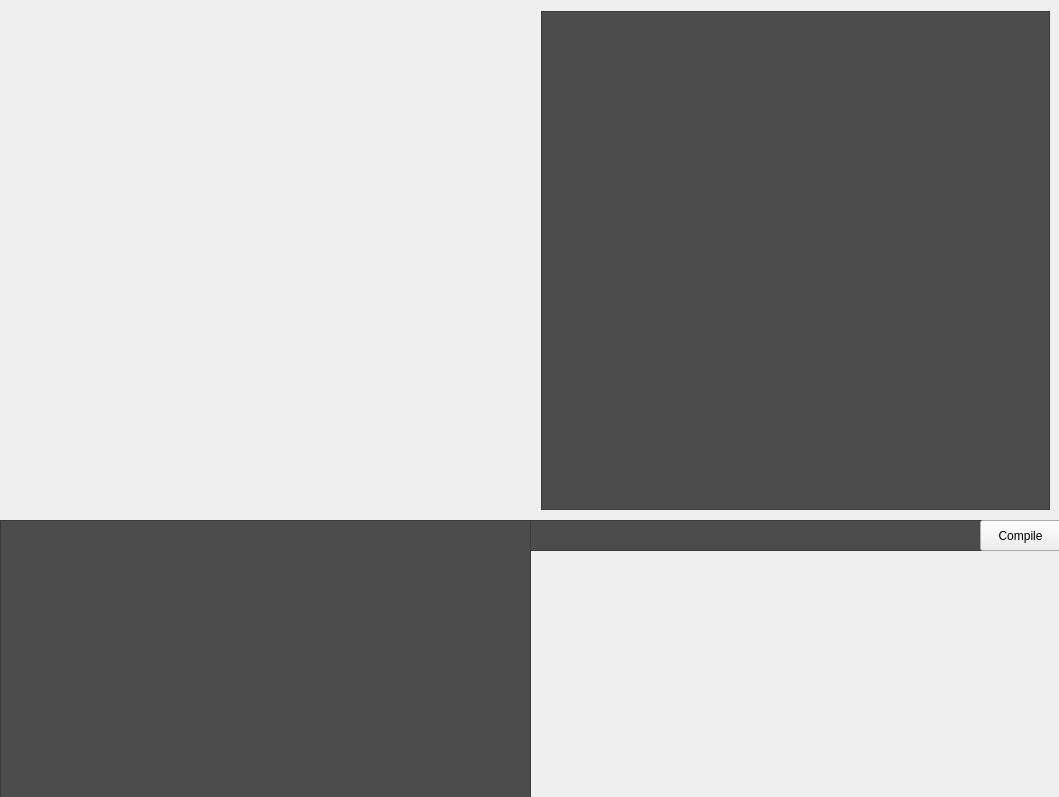
Chylix/ShaderTool, file ShaderTool/ShaderToolMain.ui: the form before one commit.
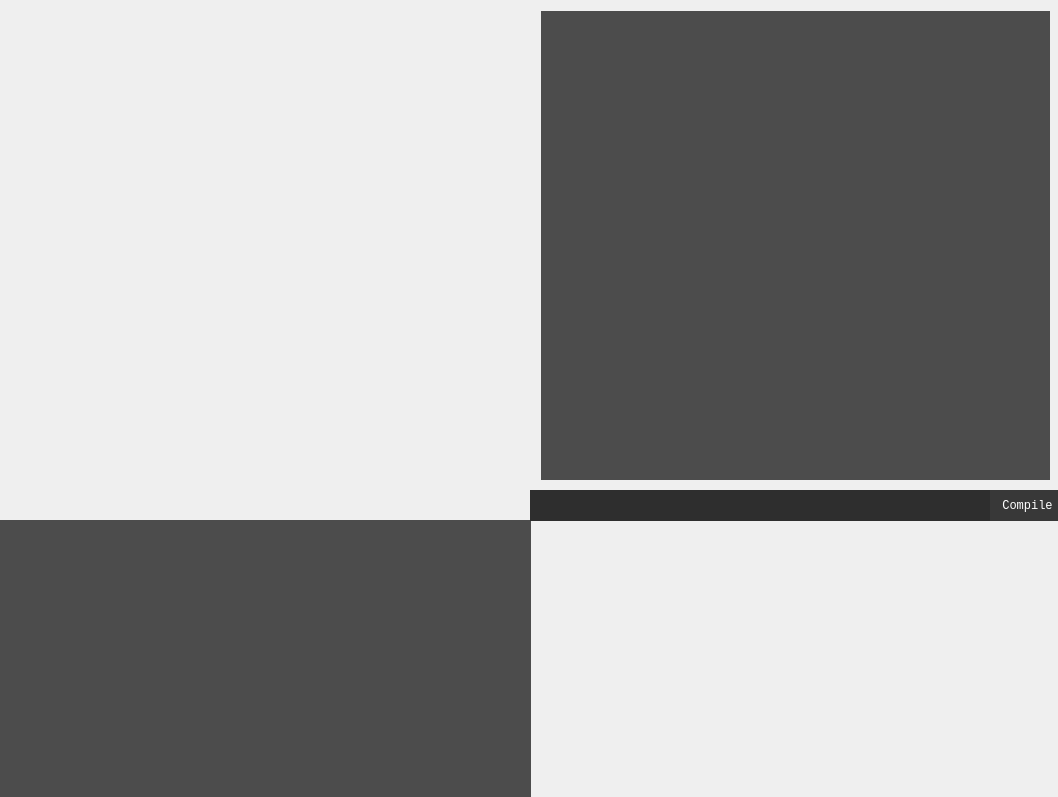
The form after the commit. Custom widgets are drawn as their Qt base class.

Commit message: -R | Overall  improvement to the UI colors  and layout -F | Support texture slots

Patch:
```diff
--- a/ShaderTool/ShaderToolMain.ui
+++ b/ShaderTool/ShaderToolMain.ui
@@ -6,27 +6,26 @@
    <rect>
     <x>0</x>
     <y>0</y>
-    <width>1059</width>
+    <width>1058</width>
     <height>797</height>
    </rect>
   </property>
+  <property name="sizePolicy">
+   <sizepolicy hsizetype="Fixed" vsizetype="Fixed">
+    <horstretch>0</horstretch>
+    <verstretch>0</verstretch>
+   </sizepolicy>
+  </property>
   <property name="windowTitle">
    <string>CShaderToolMain</string>
   </property>
+  <property name="windowOpacity">
+   <double>1.000000000000000</double>
+  </property>
+  <property name="styleSheet">
+   <string notr="true"/>
+  </property>
   <widget class="QWidget" name="centralWidget">
-   <widget class="QPushButton" name="compileButton">
-    <property name="geometry">
-     <rect>
-      <x>980</x>
-      <y>520</y>
-      <width>81</width>
-      <height>31</height>
-     </rect>
-    </property>
-    <property name="text">
-     <string>Compile</string>
-    </property>
-   </widget>
    <widget class="QWidget" name="gridLayoutWidget">
     <property name="geometry">
      <rect>
@@ -36,9 +35,9 @@
       <height>541</height>
      </rect>
     </property>
-    <layout class="QGridLayout" name="gridLayout">
+    <layout class="QGridLayout" name="viewportLayout">
      <item row="1" column="0">
-      <widget class="D3DRenderWidget" name="widget" native="true">
+      <widget class="D3DRenderWidget" name="viewport" native="true">
        <property name="enabled">
         <bool>true</bool>
        </property>
@@ -52,7 +51,7 @@
       <x>530</x>
       <y>0</y>
       <width>531</width>
-      <height>521</height>
+      <height>491</height>
      </rect>
     </property>
     <layout class="QGridLayout" name="gridLayout_2">
@@ -62,6 +61,7 @@
         <string notr="true">.QLineEdit, .QPlainTextEdit
 {
 background-color: rgb(76, 76, 76);
+border: 0;
 }</string>
        </property>
        <property name="tabChangesFocus">
@@ -71,11 +71,50 @@
      </item>
     </layout>
    </widget>
+   <widget class="QWidget" name="gridLayoutWidget_3">
+    <property name="geometry">
+     <rect>
+      <x>530</x>
+      <y>520</y>
+      <width>531</width>
+      <height>281</height>
+     </rect>
+    </property>
+    <layout class="QGridLayout" name="resourceLyout">
+     <item row="0" column="0">
+      <widget class="CTexturePainter" name="resourceViewer" native="true">
+       <property name="styleSheet">
+        <string notr="true">.QLineEdit, .QPlainTextEdit
+{
+border: 0;
+}</string>
+       </property>
+      </widget>
+     </item>
+    </layout>
+   </widget>
+   <widget class="QTextBrowser" name="textBrowser">
+    <property name="geometry">
+     <rect>
+      <x>0</x>
+      <y>520</y>
+      <width>531</width>
+      <height>281</height>
+     </rect>
+    </property>
+    <property name="styleSheet">
+     <string notr="true">.QTextBrowser
+{
+background-color: rgb(76, 76, 76);
+border: 0;
+}</string>
+    </property>
+   </widget>
    <widget class="QTextEdit" name="textEdit">
     <property name="geometry">
      <rect>
       <x>530</x>
-      <y>520</y>
+      <y>490</y>
       <width>551</width>
       <height>31</height>
      </rect>
@@ -83,57 +122,44 @@
     <property name="styleSheet">
      <string notr="true">.QTextEdit
 {
-background-color: rgb(76, 76, 76);
+background-color: rgb(46, 46, 46);
+border: 0;
 }</string>
     </property>
     <property name="readOnly">
      <bool>true</bool>
     </property>
    </widget>
-   <widget class="QWidget" name="gridLayoutWidget_3">
+   <widget class="QPushButton" name="compileButton">
     <property name="geometry">
      <rect>
-      <x>530</x>
-      <y>550</y>
-      <width>531</width>
-      <height>251</height>
+      <x>990</x>
+      <y>490</y>
+      <width>75</width>
+      <height>31</height>
      </rect>
     </property>
-    <layout class="QGridLayout" name="gridLayout_3">
-     <item row="0" column="0">
-      <widget class="CTexturePainter" name="widget_2" native="true">
-       <property name="styleSheet">
-        <string notr="true">.QLineEdit, .QPlainTextEdit
-{
-background-color: rgb(76, 76, 76);
-}</string>
-       </property>
-      </widget>
-     </item>
-    </layout>
-   </widget>
-   <widget class="QTextBrowser" name="textBrowser">
-    <property name="geometry">
-     <rect>
-      <x>0</x>
-      <y>520</y>
-      <width>531</width>
-      <height>281</height>
-     </rect>
+    <property name="whatsThis">
+     <string>&lt;html&gt;&lt;head/&gt;&lt;body&gt;&lt;p&gt;Compile shader&lt;/p&gt;&lt;/body&gt;&lt;/html&gt;</string>
     </property>
     <property name="styleSheet">
-     <string notr="true">.QTextBrowser
+     <string notr="true">.QPushButton
 {
-background-color: rgb(76, 76, 76);
+background-color: rgb(56, 56, 56);
+text-color: rgb(255, 255, 255);
+border: 0;
+color:  rgb(255, 255, 255);
+font-family: Consolas, serif;
+}
+
+QPushButton:hover {
+    background-color: rgb(66, 66, 66);
 }</string>
     </property>
+    <property name="text">
+     <string>Compile</string>
+    </property>
    </widget>
-   <zorder>textEdit</zorder>
-   <zorder>compileButton</zorder>
-   <zorder>gridLayoutWidget</zorder>
-   <zorder>gridLayoutWidget_2</zorder>
-   <zorder>gridLayoutWidget_3</zorder>
-   <zorder>textBrowser</zorder>
   </widget>
  </widget>
  <layoutdefault spacing="6" margin="11"/>
```
The commit also changes 9 other files.
